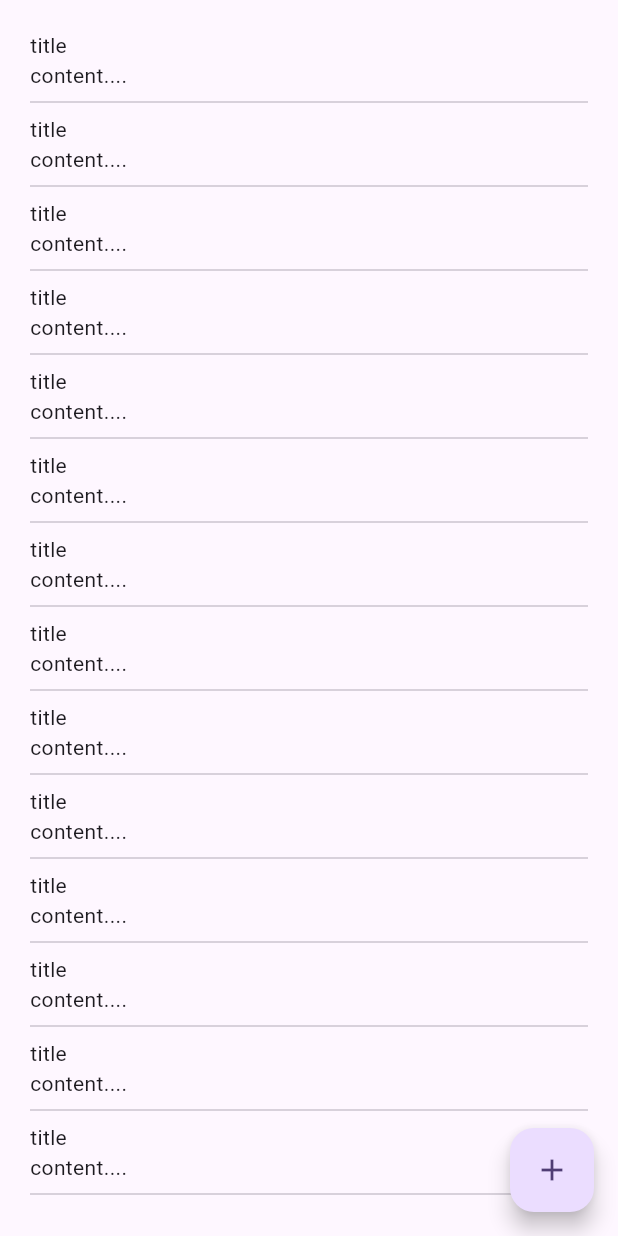
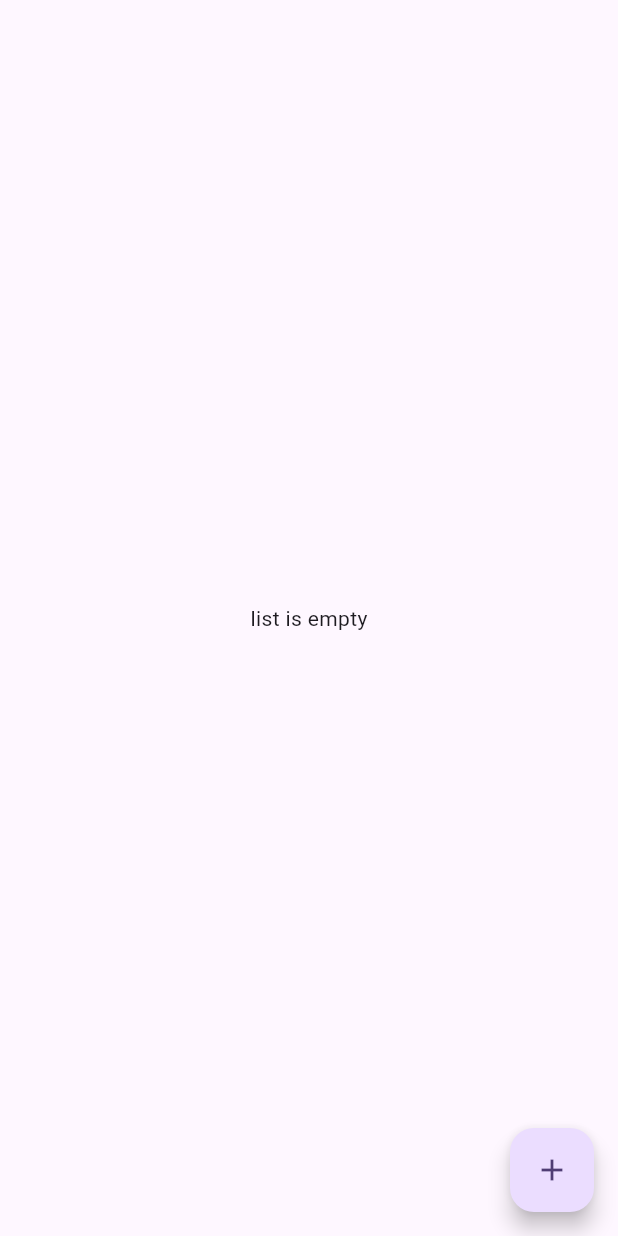
Before and after one commit to mohammad-dehghanifard/flutter_todo_drift, a Flutter app: the screen it shows after launch, on a phone screen of 412 x 824 dp. Run offline on Flutter 3.47's test engine with Material 3 defaults, Android fonts, the phone set to English and light mode, and no system bars; our stand-ins replace bloc, drift, drift_flutter, flutter_bloc; accounts and stored records are empty; generated files the repository leaves out were written again.

Commit message:
impl main page

```diff
--- /dev/null
+++ b/lib/app/parts/main/screens/main_page.dart
@@ -0,0 +1,16 @@
+import 'package:flutter/material.dart';
+import 'package:flutter_bloc/flutter_bloc.dart';
+import 'package:flutter_todo_drift/app/parts/main/cubit/main_cubit.dart';
+import 'package:flutter_todo_drift/app/parts/main/screens/main_view.dart';
+
+class MainPage extends StatelessWidget {
+  const MainPage({super.key});
+
+  @override
+  Widget build(BuildContext context) {
+    return BlocProvider<MainCubit>(
+        create: (_) => MainCubit()..getAllData(),
+      child: const MainView(),
+    );
+  }
+}
--- a/lib/app/parts/main/screens/main_view.dart
+++ b/lib/app/parts/main/screens/main_view.dart
@@ -1,29 +1,47 @@
 import 'package:flutter/material.dart';
+import 'package:flutter_bloc/flutter_bloc.dart';
+import 'package:flutter_todo_drift/app/parts/main/cubit/main_cubit.dart';
 
 class MainView extends StatelessWidget {
   const MainView({super.key});
 
   @override
   Widget build(BuildContext context) {
-    return  Scaffold(
+    return Scaffold(
       floatingActionButton: FloatingActionButton(
         child: const Icon(Icons.add),
         onPressed: () {},),
-      body:  SafeArea(
+      body: SafeArea(
           child: Padding(
             padding: const EdgeInsets.all(20),
-            child: ListView.builder(
-              itemCount: 15,
-                itemBuilder: (context, index) {
-                  return const Column(
-                    crossAxisAlignment: CrossAxisAlignment.start,
-                    children: [
-                      Text("title"),
-                      Text("content...."),
-                      Divider()
-                    ],
+            child: BlocBuilder<MainCubit, MainState>(
+              builder: (context, state) {
+                if(state is MainLoading) {
+                  return const SizedBox(
+                    width: double.infinity,
+                      height: double.infinity,
+                      child: Center(child: CircularProgressIndicator()));
+                }
+                else if(state is MainLoadTodoListSuccess) {
+                  return ListView.builder(
+                    itemCount: state.todos.length,
+                    itemBuilder: (context, index) {
+                      return  Column(
+                        crossAxisAlignment: CrossAxisAlignment.start,
+                        children: [
+                          Text(state.todos[index].title),
+                          Text(state.todos[index].content),
+                          const Divider()
+                        ],
+                      );
+                    },
                   );
-                },
+                } else if(state is MainLoadTodoListIsEmpty) {
+                  return const Center(child: Text("list is empty"));
+                } else {
+                  return Container();
+                }
+              },
             ),
           )
       ),
--- a/lib/app/screens/app_view.dart
+++ b/lib/app/screens/app_view.dart
@@ -1,4 +1,5 @@
 import 'package:flutter/material.dart';
+import 'package:flutter_todo_drift/app/parts/main/screens/main_page.dart';
 import 'package:flutter_todo_drift/app/parts/main/screens/main_view.dart';
 
 class AppView extends StatelessWidget {
@@ -12,7 +13,7 @@ class AppView extends StatelessWidget {
         colorScheme: ColorScheme.fromSeed(seedColor: Colors.deepPurple),
         useMaterial3: true,
       ),
-      home: const MainView(),
+      home: const MainPage(),
     );
   }
 }
```
